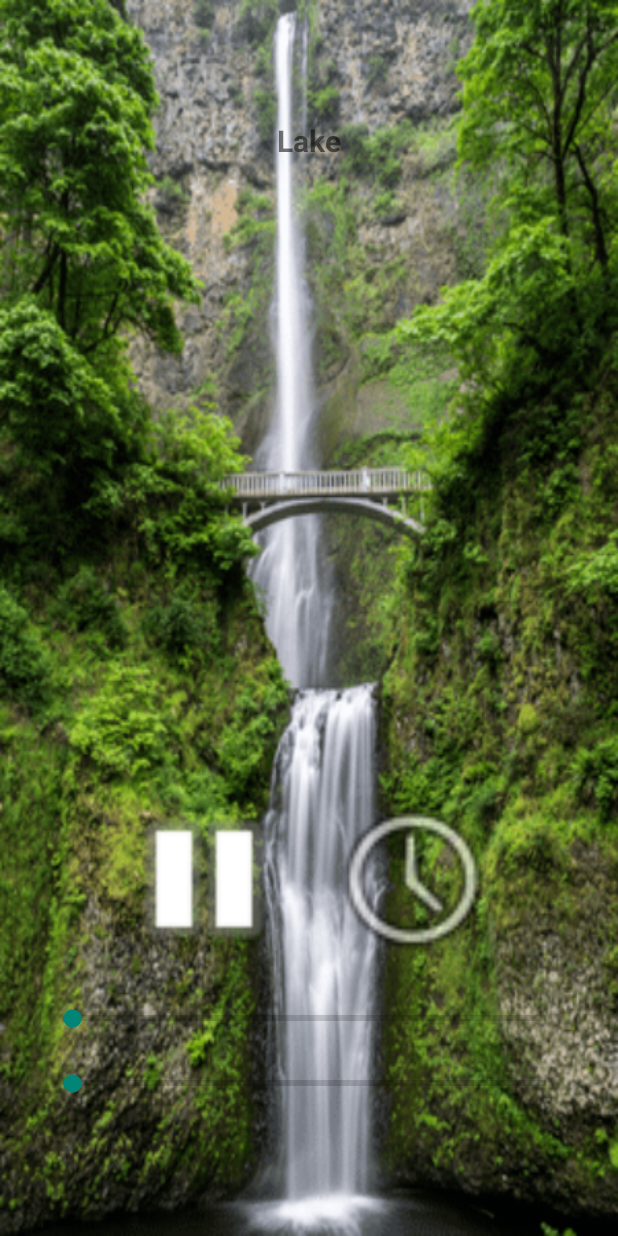
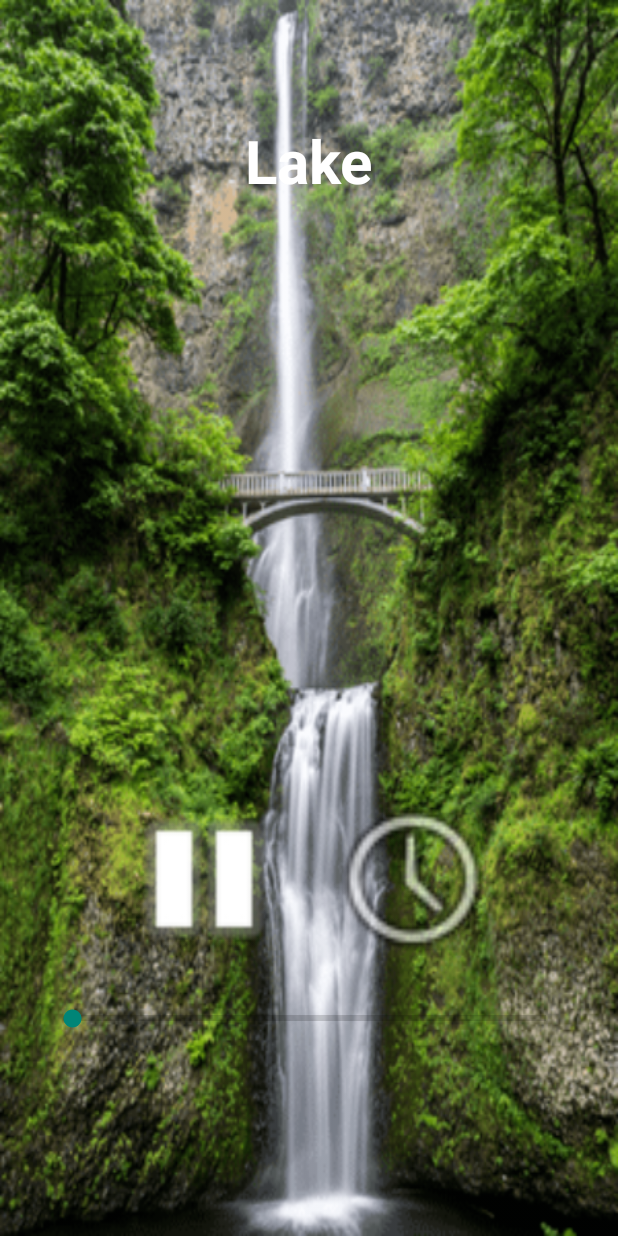
Before and after one commit to pawchi/MeditationMusic, an Android app: the screen it shows after launch (PlayMusicOne), after a tap on "Lake", on a phone screen of 412 x 824 dp. Run offline under Robolectric (Android 15) with nearby library versions, the phone set to English and light mode, and no system bars.

Commit message:
Play onDestroy added

```diff
--- a/app/src/main/AndroidManifest.xml
+++ b/app/src/main/AndroidManifest.xml
@@ -27,7 +27,8 @@
         <activity
             android:name=".PopSetupWindow"
             android:theme="@style/AppTheme.CustomTheme" />
-        <activity android:name=".ActivityMainSetup"></activity>
+        <activity android:name=".ActivityMainSetup" />
+        <activity android:name=".Activity_rate_us"></activity>
     </application>
 
 </manifest>
--- a/app/src/main/java/org/chilon/meditationmusic/CustomListView.java
+++ b/app/src/main/java/org/chilon/meditationmusic/CustomListView.java
@@ -2,6 +2,7 @@ package org.chilon.meditationmusic;
 
 import android.app.Activity;
 import android.content.Context;
+import android.content.res.Resources;
 import android.graphics.Color;
 import android.graphics.drawable.Drawable;
 import android.graphics.drawable.GradientDrawable;
--- a/app/src/main/java/org/chilon/meditationmusic/MainActivity.java
+++ b/app/src/main/java/org/chilon/meditationmusic/MainActivity.java
@@ -14,6 +14,7 @@ import android.widget.ListView;
 public class MainActivity extends Activity {
     ListView lst;
     String[] musicType = {"Lake","Monk","Flower","Moon","Bird","Water","Wind","Lake","Monk","Flower","Moon","Bird","Water","Wind"};
+    //String[] musicType;
     Integer[] image = {R.drawable.lake_small_squere,R.drawable.monk_smal_squerel,R.drawable.flower_small_squere,R.drawable.moon_small,
                         R.drawable.lake_small_squere,R.drawable.monk_smal_squerel,R.drawable.flower_small_squere,R.drawable.lake_small_squere,
                         R.drawable.monk_smal_squerel,R.drawable.flower_small_squere,R.drawable.moon_small,
@@ -26,6 +27,7 @@ public class MainActivity extends Activity {
     protected void onCreate(Bundle savedInstanceState) {
         super.onCreate(savedInstanceState);
         setContentView(R.layout.activity_main);
+        //musicType=getResources().getStringArray(R.array.text_listView);
 
         lst = (ListView) findViewById(R.id.listview);
         CustomListView customListView=new CustomListView(this,musicType,image,itemColor);
--- a/app/src/main/java/org/chilon/meditationmusic/PlayMusicOne.java
+++ b/app/src/main/java/org/chilon/meditationmusic/PlayMusicOne.java
@@ -11,6 +11,7 @@ import android.view.View;
 import android.widget.Button;
 import android.widget.TextView;
 
+import java.io.IOException;
 import java.util.Locale;
 
 public class PlayMusicOne extends Activity  {
@@ -45,8 +46,8 @@ public class PlayMusicOne extends Activity  {
         if(extras==0){
             resources = getResources();
             backgroudImage = resources.getIdentifier("background_play","drawable",this.getPackageName());
-            musicFileIntro = resources.getIdentifier("water","raw",this.getPackageName());
-            musicFileMain = resources.getIdentifier("water","raw",this.getPackageName());
+            musicFileIntro = resources.getIdentifier("kalimba_test_hq","raw",this.getPackageName());
+            musicFileMain = resources.getIdentifier("kalimba_test_hq","raw",this.getPackageName());
 
             MainActivity mainActivity = new MainActivity();
             mainTitleText = mainActivity.getMusicTypeItem(extras);
@@ -189,7 +190,7 @@ public class PlayMusicOne extends Activity  {
     @Override
     protected void onDestroy() {
         super.onDestroy();
-        //mdx.stop();
+        mdx.stop();
     }
 
     @Override
@@ -210,8 +211,15 @@ public class PlayMusicOne extends Activity  {
 
             @Override
             public void onFinish() {
+                try {
+                    mdx.stop();
+                    mdx.release();
+                    mdx.reset();
+                } catch (Exception e) {
+                    e.printStackTrace();
+                }
                 timerRunning = false;
-                mdx.stop();
+                stopButton.setBackgroundResource(android.R.drawable.ic_media_play);
                 timerButton.setBackgroundResource(android.R.drawable.ic_menu_recent_history);
                 timerButton.setText("");
 
--- a/app/src/main/res/layout/activity_main_setup.xml
+++ b/app/src/main/res/layout/activity_main_setup.xml
@@ -39,14 +39,14 @@
             />
 
         <TextView
-            android:id="@+id/score_us"
+            android:id="@+id/rate_us_text"
             android:layout_width="match_parent"
             android:layout_height="60dp"
             android:layout_marginBottom="8dp"
             android:background="@android:color/darker_gray"
             android:gravity="center_vertical"
             android:paddingLeft="8dp"
-            android:text="@string/score_us"
+            android:text="@string/rate_us"
             android:textColor="@android:color/white"
             android:textSize="24sp"
             android:textStyle="bold" />
--- a/app/src/main/res/layout/activity_play1.xml
+++ b/app/src/main/res/layout/activity_play1.xml
@@ -37,19 +37,6 @@
 
 
     <SeekBar
-        android:id="@+id/seekbar"
-        style="?android:attr/progressBarStyleHorizontal"
-        android:layout_width="match_parent"
-        android:layout_height="wrap_content"
-        android:layout_marginEnd="32dp"
-        android:layout_marginStart="32dp"
-        android:layout_marginTop="64dp"
-        app:layout_constraintEnd_toEndOf="parent"
-        app:layout_constraintHorizontal_bias="0.0"
-        app:layout_constraintStart_toStartOf="parent"
-        app:layout_constraintTop_toBottomOf="@+id/timerid" />
-
-    <SeekBar
         android:id="@+id/seekVolume"
         style="?android:attr/progressBarStyleHorizontal"
         android:layout_width="match_parent"
@@ -68,7 +55,8 @@
         android:layout_height="wrap_content"
         android:layout_marginTop="80dp"
         android:text="TextView"
-        android:textSize="20sp"
+        android:textColor="@android:color/background_light"
+        android:textSize="40dp"
         android:textStyle="bold"
         app:layout_constraintEnd_toEndOf="parent"
         app:layout_constraintHorizontal_bias="0.5"
--- a/app/src/main/res/layout/popsetup_timer.xml
+++ b/app/src/main/res/layout/popsetup_timer.xml
@@ -62,7 +62,6 @@
             android:layout_width="wrap_content"
             android:layout_height="wrap_content"
             android:layout_marginLeft="10dp"
-            android:background="@android:color/holo_blue_dark"
             android:fadingEdge="none|vertical"
             app:layout_constraintStart_toStartOf="parent"
             app:layout_constraintTop_toBottomOf="@+id/popup_text_id">
@@ -158,7 +157,6 @@
             android:layout_width="wrap_content"
             android:layout_height="wrap_content"
             android:layout_marginRight="10dp"
-            android:background="@android:color/holo_blue_dark"
             app:layout_constraintStart_toEndOf="@+id/radioGroup"
             app:layout_constraintTop_toBottomOf="@+id/popup_text_id">
 
--- a/app/src/main/res/values/strings.xml
+++ b/app/src/main/res/values/strings.xml
@@ -8,8 +8,30 @@
     <string name="stop">stop</string>
     <string name="title_id">MUZYKA MEDYTACYJNA</string>
 
-    <!--Titles of each ListView   -->
-    <string name="listView_1">Jezioro</string>
+    <!--Titles of each ListView
+    <string name="item1">Lake</string>
+    <string name="item2">Monk</string>
+
+    <string-array name="text_listView">
+
+    <item>@string/item1</item>
+        <item>@string/item2</item>
+        <item>@string/item1</item>
+        <item>@string/item2</item>
+        <item>@string/item1</item>
+        <item>@string/item2</item>
+        <item>@string/item1</item>
+        <item>@string/item2</item>
+        <item>@string/item1</item>
+        <item>@string/item2</item>
+        <item>@string/item1</item>
+        <item>@string/item2</item>
+        <item>@string/item1</item>
+        <item>@string/item1</item>
+
+
+</string-array>
+-->
 
     <!--Popup for timer   -->
     <string name="popup_text_id">CZAS TIMERA: </string>
@@ -41,8 +63,12 @@
 
     <!--Main Setup   -->
     <string name="title_setup">USTAWIENIA</string>
-    <string name="score_us">Oceń nas</string>
+    <string name="rate_us">Oceń nas</string>
     <string name="change_language">Zmień język</string>
+
+    <!--Main Setup   -->
+    <string name="rate_us_button">Oceń aplikację</string>
+
 
 
 </resources>
```
Also changed, not shown: app/src/main/java/org/chilon/meditationmusic/ActivityMainSetup.java (+18 -1 lines), app/src/main/java/org/chilon/meditationmusic/Activity_rate_us.java (added, +13 -0 lines), app/src/main/res/layout/activity_main.xml (+12 -0 lines), app/src/main/res/layout/activity_rate_us.xml (added, +28 -0 lines), 2 other files.
